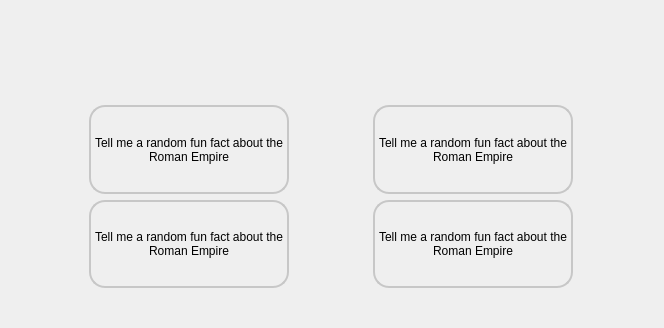
First picture: the form in forms/welcomepage.ui, repository farleyrunkel/qollama, before the edit.
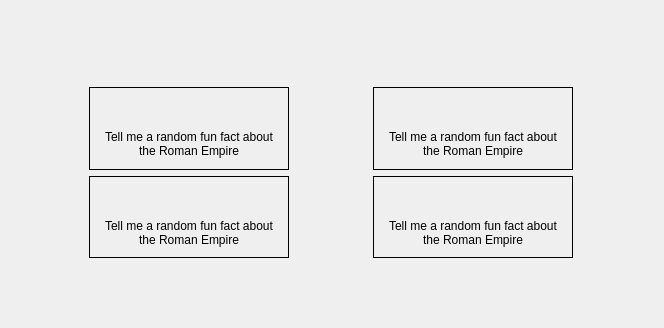
Second picture: the form after the edit. Icons and pictures are not drawn.

Commit message: add welcomepage icon

```diff
--- a/forms/welcomepage.ui
+++ b/forms/welcomepage.ui
@@ -18,7 +18,7 @@
   </property>
   <layout class="QGridLayout" name="gridLayout">
    <property name="bottomMargin">
-    <number>40</number>
+    <number>70</number>
    </property>
    <item row="0" column="0" colspan="2">
     <widget class="QLabel" name="welcomeLogo">
@@ -52,22 +52,52 @@
     </widget>
    </item>
    <item row="1" column="0">
+    <widget class="QFrame" name="welcomeFrame1">
+     <property name="maximumSize">
+      <size>
+       <width>200</width>
+       <height>150</height>
+      </size>
+     </property>
+     <property name="frameShape">
+      <enum>QFrame::Box</enum>
+     </property>
+     <layout class="QGridLayout" name="gridLayout_4">
+      <item row="0" column="0">
+       <widget class="QLabel" name="label_4">
+        <property name="minimumSize">
+         <size>
+          <width>0</width>
+          <height>25</height>
+         </size>
+        </property>
+        <property name="styleSheet">
+         <string notr="true">image: url(:/icon/art-palette.svg);</string>
+        </property>
+        <property name="text">
+         <string/>
+        </property>
+       </widget>
+      </item>
+      <item row="1" column="0">
     <widget class="QLabel" name="welcomeLabel1">
+        <property name="sizePolicy">
+         <sizepolicy hsizetype="Expanding" vsizetype="Expanding">
+          <horstretch>0</horstretch>
+          <verstretch>0</verstretch>
+         </sizepolicy>
+        </property>
      <property name="maximumSize">
       <size>
        <width>200</width>
-       <height>120</height>
+          <height>130</height>
       </size>
      </property>
      <property name="styleSheet">
-      <string notr="true">background-image: url(:/icon/art-palette.svg);
-border-radius: 16px;
-border: 2px solid rgb(199, 199, 199);
- background-repeat: no-repeat;
-background-position:  20% 20%;</string>
+         <string notr="true"/>
      </property>
      <property name="frameShape">
-      <enum>QFrame::Box</enum>
+         <enum>QFrame::NoFrame</enum>
      </property>
      <property name="text">
       <string>Tell me a random fun fact about the Roman Empire</string>
@@ -83,56 +113,132 @@
      </property>
     </widget>
    </item>
-   <item row="2" column="0">
-    <widget class="QLabel" name="welcomeLabel2">
-     <property name="maximumSize">
-      <size>
-       <width>200</width>
-       <height>120</height>
-      </size>
-     </property>
-     <property name="styleSheet">
-      <string notr="true">background-image: url(:/icon/art-palette.svg);
-border-radius: 16px;
-border: 2px solid rgb(199, 199, 199);
- background-repeat: no-repeat;
-background-position:  20% 20%;</string>
-     </property>
-     <property name="frameShape">
-      <enum>QFrame::Box</enum>
-     </property>
-     <property name="text">
-      <string>Tell me a random fun fact about the Roman Empire</string>
-     </property>
-     <property name="alignment">
-      <set>Qt::AlignCenter</set>
-     </property>
-     <property name="wordWrap">
-      <bool>true</bool>
-     </property>
-     <property name="indent">
-      <number>10</number>
-     </property>
+     </layout>
     </widget>
    </item>
    <item row="2" column="1">
+    <widget class="QFrame" name="welcomeFrame2">
+     <property name="maximumSize">
+      <size>
+       <width>200</width>
+       <height>150</height>
+      </size>
+     </property>
+     <property name="frameShape">
+      <enum>QFrame::Box</enum>
+     </property>
+     <layout class="QGridLayout" name="gridLayout_2">
+      <item row="0" column="0">
+       <widget class="QLabel" name="label_2">
+        <property name="minimumSize">
+         <size>
+          <width>0</width>
+          <height>25</height>
+         </size>
+        </property>
+        <property name="styleSheet">
+         <string notr="true">image: url(:/icon/terminal.svg);</string>
+        </property>
+        <property name="text">
+         <string/>
+        </property>
+       </widget>
+      </item>
+      <item row="1" column="0">
     <widget class="QLabel" name="welcomeLabel3">
+        <property name="sizePolicy">
+         <sizepolicy hsizetype="Expanding" vsizetype="Expanding">
+          <horstretch>0</horstretch>
+          <verstretch>0</verstretch>
+         </sizepolicy>
+        </property>
      <property name="maximumSize">
       <size>
        <width>200</width>
-       <height>120</height>
+          <height>130</height>
       </size>
      </property>
      <property name="styleSheet">
-      <string notr="true">background-image: url(:/icon/art-palette.svg);
-border-radius: 16px;
-border: 2px solid rgb(199, 199, 199);
- background-repeat: no-repeat;
-background-position:  20% 20%;</string>
+         <string notr="true"/>
+        </property>
+        <property name="frameShape">
+         <enum>QFrame::NoFrame</enum>
+        </property>
+        <property name="text">
+         <string>Tell me a random fun fact about the Roman Empire</string>
+        </property>
+        <property name="alignment">
+         <set>Qt::AlignCenter</set>
+        </property>
+        <property name="wordWrap">
+         <bool>true</bool>
+        </property>
+        <property name="indent">
+         <number>10</number>
+        </property>
+       </widget>
+      </item>
+     </layout>
+    </widget>
+   </item>
+   <item row="2" column="0">
+    <widget class="QFrame" name="welcomeFrame3">
+     <property name="maximumSize">
+      <size>
+       <width>200</width>
+       <height>150</height>
+      </size>
      </property>
      <property name="frameShape">
       <enum>QFrame::Box</enum>
      </property>
+     <layout class="QGridLayout" name="gridLayout_3">
+      <item row="0" column="0">
+       <widget class="QLabel" name="label">
+        <property name="minimumSize">
+         <size>
+          <width>0</width>
+          <height>25</height>
+         </size>
+        </property>
+        <property name="maximumSize">
+         <size>
+          <width>16777215</width>
+          <height>20</height>
+         </size>
+        </property>
+        <property name="styleSheet">
+         <string notr="true">image: url(:/icon/heart-balloon.svg);
+</string>
+        </property>
+        <property name="text">
+         <string/>
+        </property>
+        <property name="alignment">
+         <set>Qt::AlignLeading|Qt::AlignLeft|Qt::AlignVCenter</set>
+        </property>
+       </widget>
+      </item>
+      <item row="1" column="0">
+       <widget class="QLabel" name="welcomeLabel2">
+        <property name="sizePolicy">
+         <sizepolicy hsizetype="Expanding" vsizetype="Expanding">
+          <horstretch>0</horstretch>
+          <verstretch>0</verstretch>
+         </sizepolicy>
+        </property>
+        <property name="maximumSize">
+         <size>
+          <width>200</width>
+          <height>130</height>
+         </size>
+        </property>
+        <property name="styleSheet">
+         <string notr="true"/>
+        </property>
+        <property name="frameShape">
+         <enum>QFrame::NoFrame</enum>
+        </property>
      <property name="text">
       <string>Tell me a random fun fact about the Roman Empire</string>
      </property>
@@ -145,25 +251,61 @@
      <property name="indent">
       <number>10</number>
      </property>
+       </widget>
+      </item>
+     </layout>
     </widget>
    </item>
    <item row="1" column="1">
+    <widget class="QFrame" name="welcomeFrame4">
+     <property name="maximumSize">
+      <size>
+       <width>200</width>
+       <height>150</height>
+      </size>
+     </property>
+     <property name="styleSheet">
+      <string notr="true"/>
+     </property>
+     <property name="frameShape">
+      <enum>QFrame::Box</enum>
+     </property>
+     <layout class="QGridLayout" name="gridLayout_5">
+      <item row="0" column="0">
+       <widget class="QLabel" name="label_3">
+        <property name="minimumSize">
+         <size>
+          <width>0</width>
+          <height>25</height>
+         </size>
+        </property>
+        <property name="styleSheet">
+         <string notr="true">image: url(:/icon/electric-light-bulb.svg);</string>
+        </property>
+        <property name="text">
+         <string/>
+        </property>
+       </widget>
+      </item>
+      <item row="1" column="0">
     <widget class="QLabel" name="welcomeLabel4">
+        <property name="sizePolicy">
+         <sizepolicy hsizetype="Expanding" vsizetype="Expanding">
+          <horstretch>0</horstretch>
+          <verstretch>0</verstretch>
+         </sizepolicy>
+        </property>
      <property name="maximumSize">
       <size>
        <width>200</width>
-       <height>120</height>
+          <height>130</height>
       </size>
      </property>
      <property name="styleSheet">
-      <string notr="true">background-image: url(:/icon/art-palette.svg);
-border-radius: 16px;
-border: 2px solid rgb(199, 199, 199);
- background-repeat: no-repeat;
-background-position:  20% 20%;</string>
+         <string notr="true"/>
      </property>
      <property name="frameShape">
-      <enum>QFrame::Box</enum>
+         <enum>QFrame::NoFrame</enum>
      </property>
      <property name="text">
       <string>Tell me a random fun fact about the Roman Empire</string>
@@ -177,6 +319,9 @@
      <property name="indent">
       <number>10</number>
      </property>
+       </widget>
+      </item>
+     </layout>
     </widget>
    </item>
   </layout>
```
Lines whose indentation alone changed are shown as unchanged. The commit also changes 11 other files.
